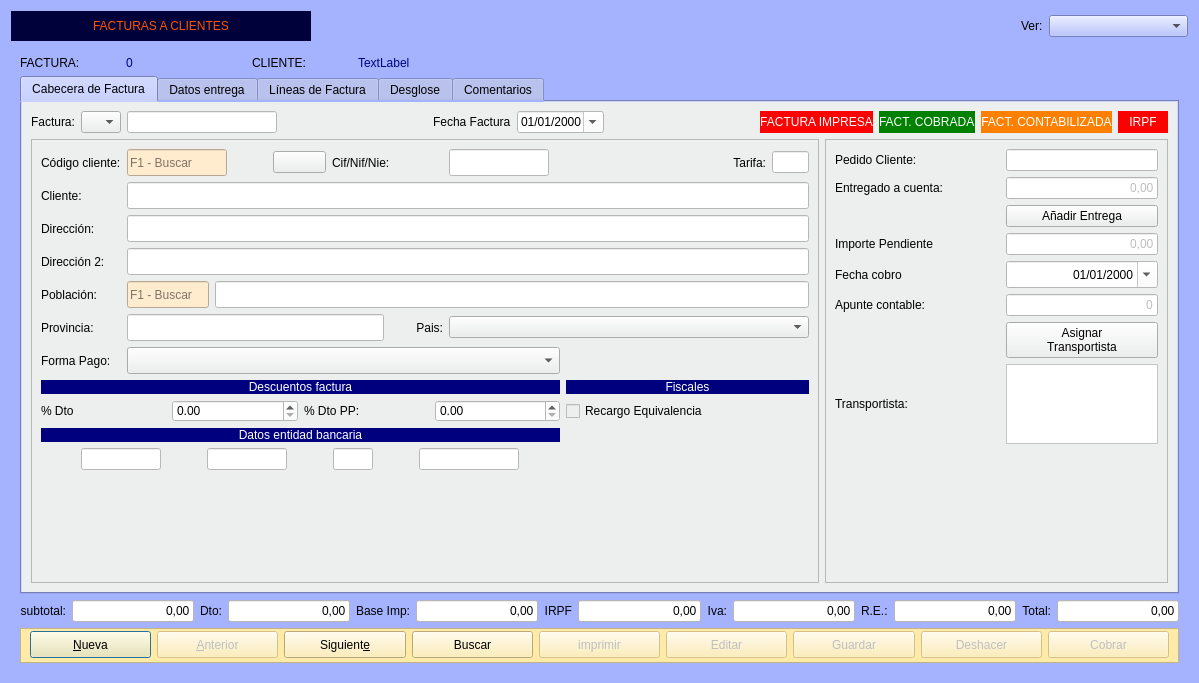
Old version of the form Zona_Ventas/frmfacturas.ui in the repository arcnexus/RedFoX.
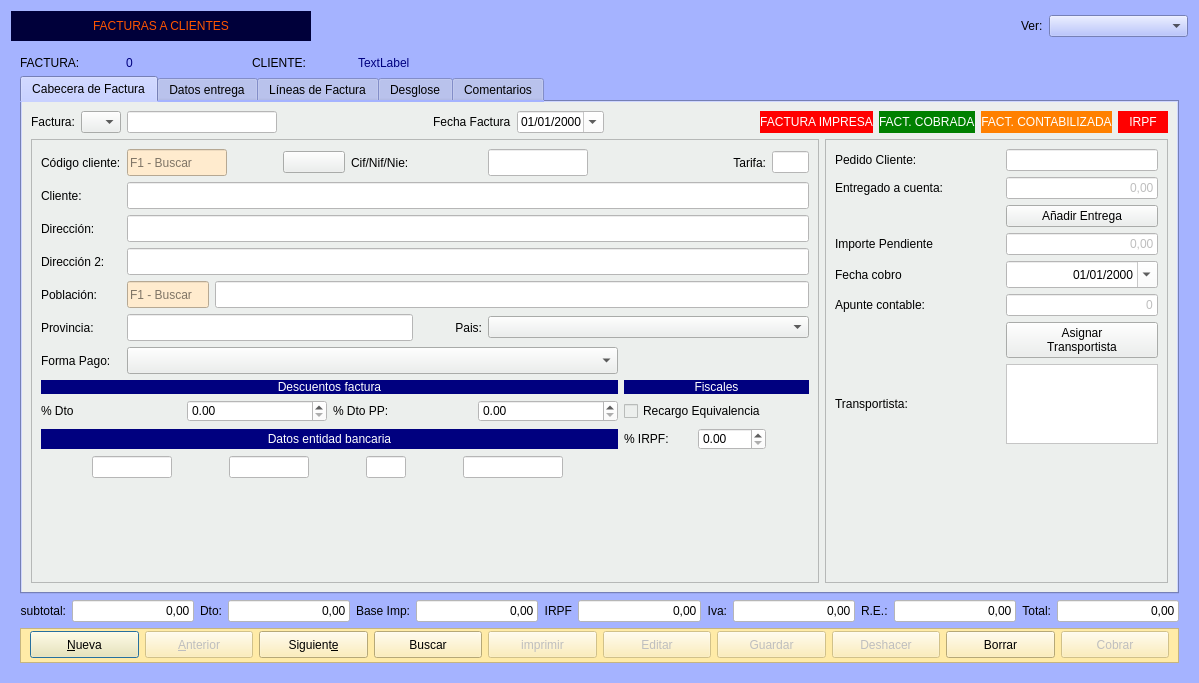
New version of the form. Icons and pictures are not drawn.

```diff
--- a/Zona_Ventas/frmfacturas.ui
+++ b/Zona_Ventas/frmfacturas.ui
@@ -485,6 +485,26 @@
             </property>
            </widget>
           </item>
+          <item>
+           <widget class="QPushButton" name="btnBorrar">
+            <property name="enabled">
+             <bool>true</bool>
+            </property>
+            <property name="minimumSize">
+             <size>
+              <width>0</width>
+              <height>27</height>
+             </size>
+            </property>
+            <property name="text">
+             <string>Borrar</string>
+            </property>
+            <property name="icon">
+             <iconset resource="../maya.qrc">
+              <normaloff>:/Icons/PNG/borrar.png</normaloff>:/Icons/PNG/borrar.png</iconset>
+            </property>
+           </widget>
+          </item>
           <item>
            <widget class="QPushButton" name="btnCobrar">
             <property name="enabled">
@@ -1384,7 +1404,31 @@
                 </property>
                </widget>
               </item>
-              <item row="8" column="8">
+              <item row="0" column="8" colspan="2">
+               <widget class="QLabel" name="label_35">
+                <property name="text">
+                 <string>Tarifa:</string>
+                </property>
+                <property name="alignment">
+                 <set>Qt::AlignRight|Qt::AlignTrailing|Qt::AlignVCenter</set>
+                </property>
+               </widget>
+              </item>
+              <item row="9" column="8">
+               <widget class="QLabel" name="lblIrpf">
+                <property name="text">
+                 <string>% IRPF:</string>
+                </property>
+               </widget>
+              </item>
+              <item row="9" column="9">
+               <widget class="QDoubleSpinBox" name="spinporc_irpf">
+                <property name="styleSheet">
+                 <string notr="true">background-color: rgb(255, 255, 255);</string>
+                </property>
+               </widget>
+              </item>
+              <item row="8" column="8" colspan="2">
                <widget class="QCheckBox" name="chkrecargo_equivalencia">
                 <property name="text">
                  <string>Recargo Equivalencia</string>
```
Left out of the diff: 10 changed lines with no effect on the pictures.
